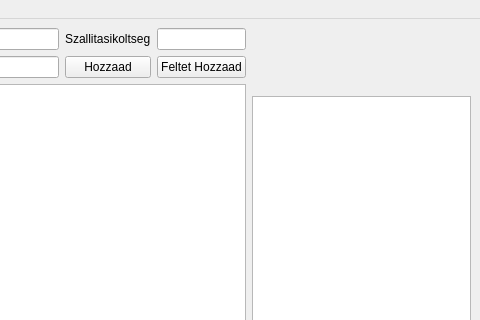
itssyp/pizzeria, file mainwindow.ui: the form before one commit; both pictures show x 739 to 1219 and y 0 to 320 of the 1219 by 672 pixel window.
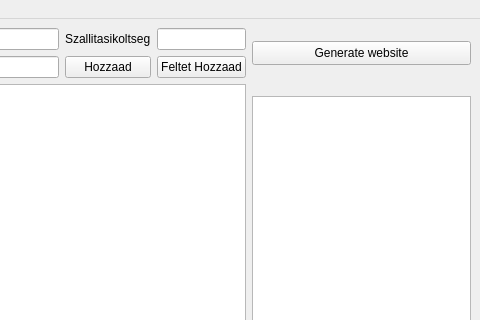
The form after the commit.

Diff of the .ui file:
```diff
--- a/mainwindow.ui
+++ b/mainwindow.ui
@@ -140,6 +140,25 @@
     <item row="1" column="7">
      <widget class="QLineEdit" name="lineEdit_3"/>
     </item>
+    <item row="0" column="16" rowspan="2">
+     <widget class="QPushButton" name="pushButton_6">
+      <property name="minimumSize">
+       <size>
+        <width>0</width>
+        <height>24</height>
+       </size>
+      </property>
+      <property name="maximumSize">
+       <size>
+        <width>221</width>
+        <height>16777215</height>
+       </size>
+      </property>
+      <property name="text">
+       <string>Generate website</string>
+      </property>
+     </widget>
+    </item>
    </layout>
   </widget>
   <widget class="QMenuBar" name="menubar">
```
